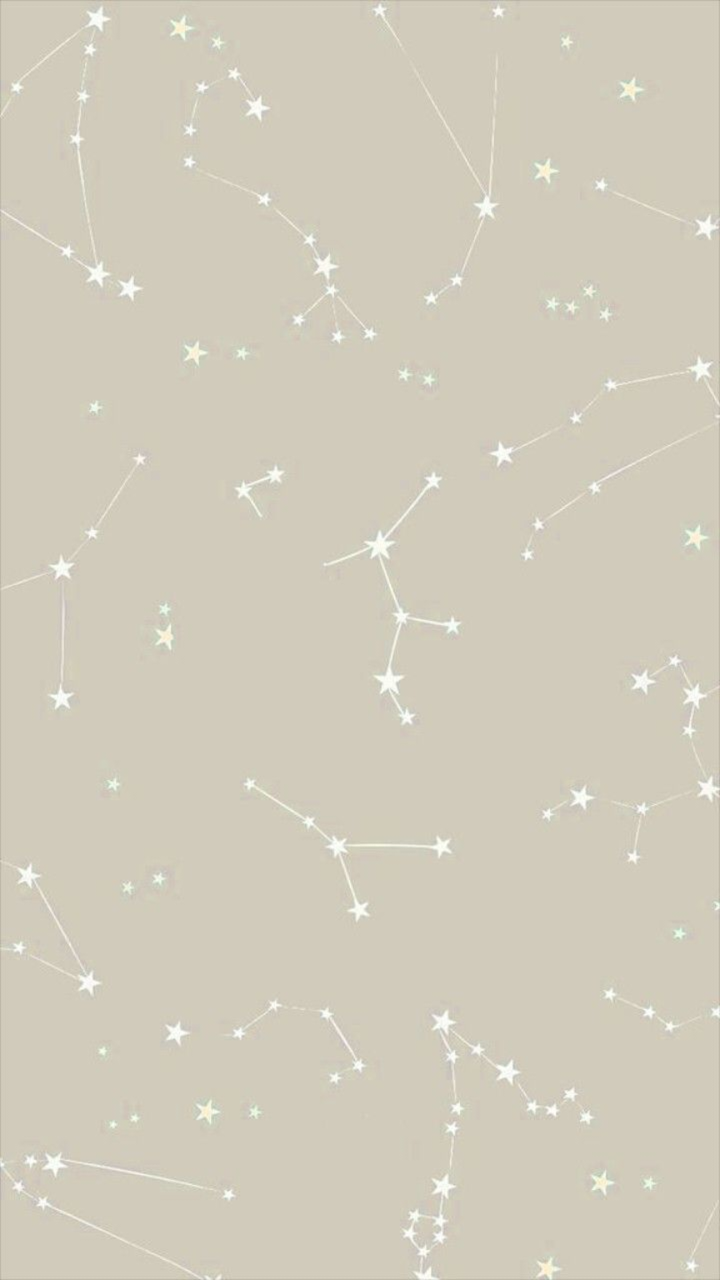
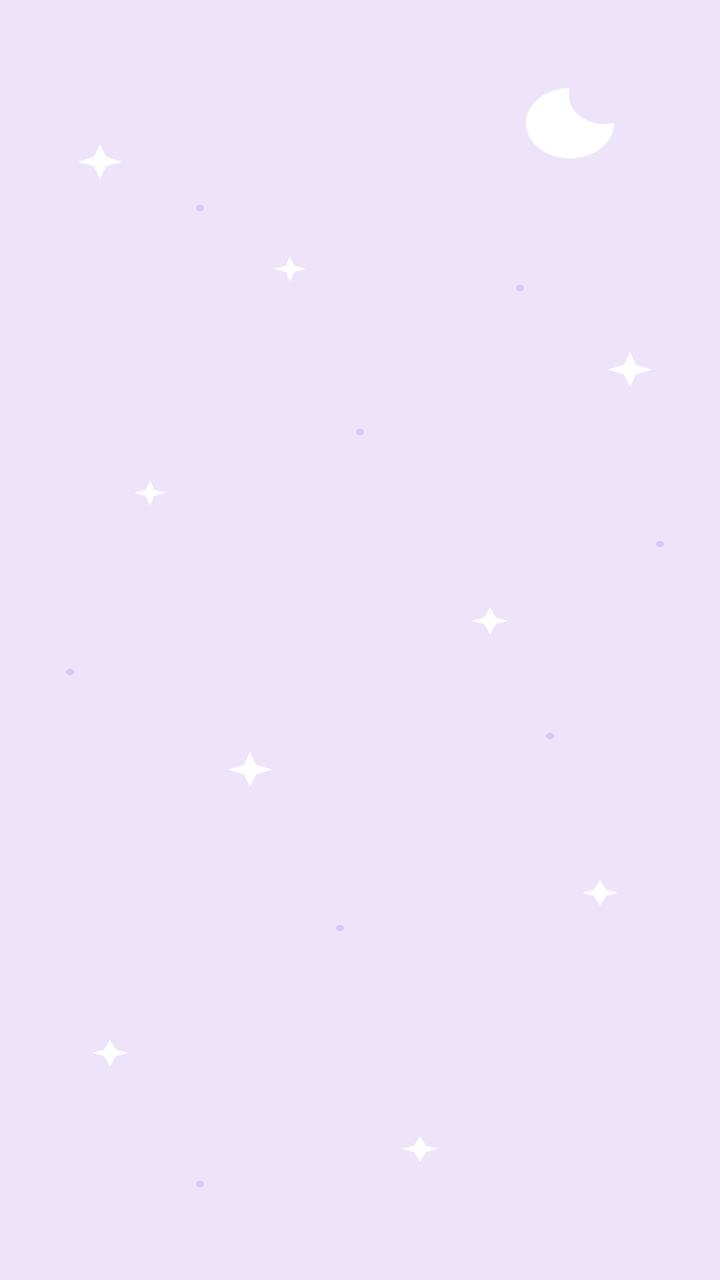

Compare the two renders of this Android layout. The source of the first and the diff that turns it into the second are given below.
<!-- AndroidManifest.xml: application theme Theme.HoroscopoAndroid -->
<!-- res/layout/activity_main.xml -->
<?xml version="1.0" encoding="utf-8"?>
<androidx.constraintlayout.widget.ConstraintLayout xmlns:android="http://schemas.android.com/apk/res/android"
    xmlns:app="http://schemas.android.com/apk/res-auto"
    xmlns:tools="http://schemas.android.com/tools"
    android:id="@+id/main"
    android:layout_width="match_parent"
    android:layout_height="match_parent"
    tools:context=".activities.MainActivity">

    <ImageView
        android:layout_width="match_parent"
        android:layout_height="match_parent"
        android:src="@drawable/backgraund"
        android:scaleType="centerCrop" />





    <androidx.recyclerview.widget.RecyclerView
        android:id="@+id/recyclerView"
        android:layout_width="match_parent"
        android:layout_height="match_parent"
        android:scrollbars="vertical"
        app:cardCornerRadius="10dp" />

</androidx.constraintlayout.widget.ConstraintLayout>
<!-- resources referenced by this layout -->
<resources>
  <!-- drawable backgraund: jpeg bitmap (drawable, 34505 bytes) -->
  <style name="Theme.HoroscopoAndroid" parent="Base.Theme.HoroscopoAndroid" />
  <style name="Base.Theme.HoroscopoAndroid" parent="Theme.Material3.DayNight">
          
          
      </style>
</resources>

<!-- the commit's change to res/layout/activity_main.xml (unified diff, before → after) -->
@@ -1,27 +1,27 @@
 <?xml version="1.0" encoding="utf-8"?>
-<androidx.constraintlayout.widget.ConstraintLayout xmlns:android="http://schemas.android.com/apk/res/android"
+<androidx.constraintlayout.widget.ConstraintLayout
+    xmlns:android="http://schemas.android.com/apk/res/android"
     xmlns:app="http://schemas.android.com/apk/res-auto"
     xmlns:tools="http://schemas.android.com/tools"
     android:id="@+id/main"
     android:layout_width="match_parent"
     android:layout_height="match_parent"
+    android:background="@drawable/celestial_background"
     tools:context=".activities.MainActivity">
-
-    <ImageView
-        android:layout_width="match_parent"
-        android:layout_height="match_parent"
-        android:src="@drawable/backgraund"
-        android:scaleType="centerCrop" />
-
-
-
-
 
     <androidx.recyclerview.widget.RecyclerView
         android:id="@+id/recyclerView"
-        android:layout_width="match_parent"
-        android:layout_height="match_parent"
+        android:layout_width="0dp"
+        android:layout_height="0dp"
+        android:clipToPadding="false"
+        android:paddingStart="8dp"
+        android:paddingEnd="8dp"
+        android:paddingTop="12dp"
+        android:paddingBottom="16dp"
         android:scrollbars="vertical"
-        app:cardCornerRadius="10dp" />
+        app:layout_constraintTop_toTopOf="parent"
+        app:layout_constraintBottom_toBottomOf="parent"
+        app:layout_constraintStart_toStartOf="parent"
+        app:layout_constraintEnd_toEndOf="parent" />
 
 </androidx.constraintlayout.widget.ConstraintLayout>
<!-- resource entries referenced after the edit -->
@@ -1,6 +1,6 @@
 <!-- resources referenced by this layout -->
 <resources>
-  <!-- drawable backgraund: jpeg bitmap (drawable, 34505 bytes) -->
+  <!-- drawable celestial_background: vector/xml drawable (drawable, 2461 chars, omitted) -->
   <style name="Theme.HoroscopoAndroid" parent="Base.Theme.HoroscopoAndroid" />
   <style name="Base.Theme.HoroscopoAndroid" parent="Theme.Material3.DayNight">
           
